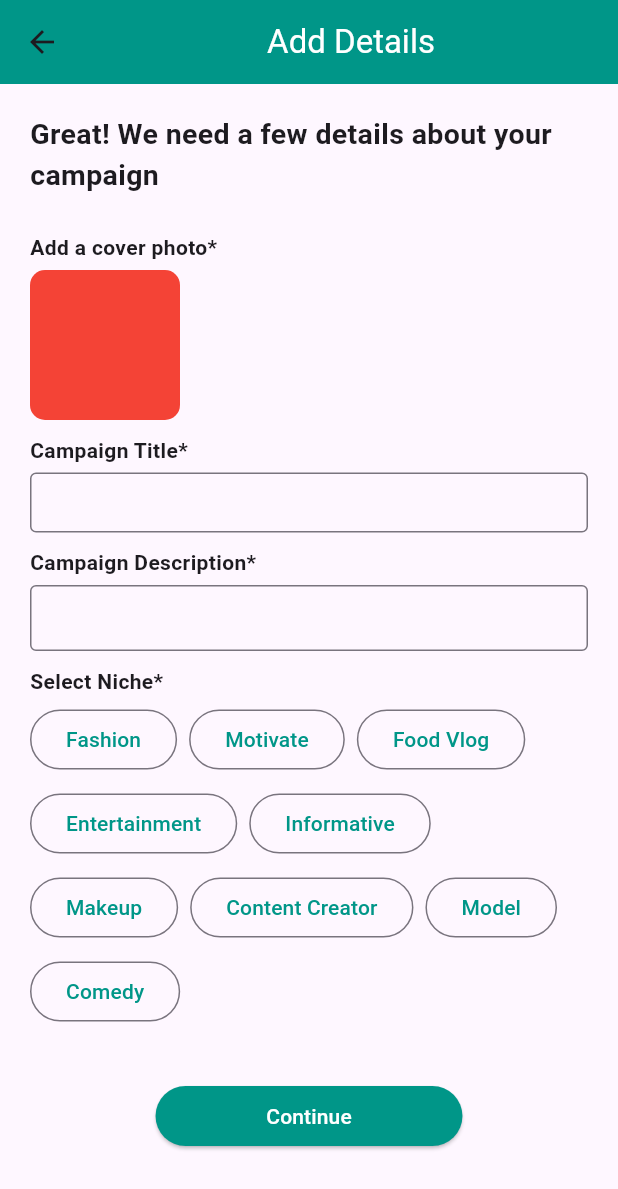
After one commit to KhusbuJays01/TrendMasterApp, a Flutter app: the AddDetailsPage screen opened directly, on a phone screen of 412 x 824 dp. The commit adds this screen. Shown: the top 1189 px of the screen. Run offline on Flutter 3.47's test engine with Material 3 defaults, Android fonts, the phone set to English and light mode, and no system bars; our stand-ins replace google_fonts.

Commit message:
add details, location, success page completed

```diff
--- a/lib/main.dart
+++ b/lib/main.dart
@@ -1,7 +1,10 @@
 import 'package:flutter/material.dart';
 import 'package:google_fonts/google_fonts.dart';
+import 'package:trendmaster/pages/add_details_page.dart';
 import 'package:trendmaster/pages/company_home_page.dart';
 import 'package:trendmaster/pages/backup_creators_pg.dart';
+import 'package:trendmaster/pages/company_location.dart';
+import 'package:trendmaster/pages/company_susccess_page.dart';
 import 'package:trendmaster/pages/creators_page.dart';
 import 'package:trendmaster/pages/influencer_home_page.dart';
 import 'package:trendmaster/pages/influencer_profile_page.dart';
@@ -30,7 +33,7 @@ class MyApp  extends StatelessWidget {
 
         //Route
         routes: {
-          "/": (context) => InfluencerProfile(),
+          "/": (context) => CompanySuccessPage(),
         }
     );
   }
--- /dev/null
+++ b/lib/pages/add_details_page.dart
@@ -0,0 +1,166 @@
+import 'package:flutter/material.dart';
+
+import 'login_page.dart';
+
+class AddDetailsPage extends StatefulWidget {
+  @override
+  _AddDetailsPageState createState() => _AddDetailsPageState();
+}
+
+class _AddDetailsPageState extends State<AddDetailsPage> {
+  List<String> selectedNiches = [];
+
+  List<Map<String, dynamic>> getNicheList() {
+    return [
+      {'niche': 'Fashion', 'color': Colors.teal},
+      {'niche': 'Motivate', 'color': Colors.teal},
+      {'niche': 'Food Vlog', 'color': Colors.teal},
+      {'niche': 'Entertainment', 'color': Colors.teal},
+      {'niche': 'Informative', 'color': Colors.teal},
+      {'niche': 'Makeup', 'color': Colors.teal},
+      {'niche': 'Content Creator', 'color': Colors.teal},
+      {'niche': 'Model', 'color': Colors.teal},
+      {'niche': 'Comedy', 'color': Colors.teal},
+    ];
+  }
+
+
+  @override
+  Widget build(BuildContext context) {
+
+    return Scaffold(
+      //app bar
+      appBar: AppBar(
+        title: Center(child: Text("Add Details")),
+      ),
+
+      body: SingleChildScrollView(
+        child: Padding(
+          padding: const EdgeInsets.all(20.0),
+          child: Column(
+            crossAxisAlignment: CrossAxisAlignment.start,
+            children: [
+
+              //Description Section
+              Text(
+                'Great! We need a few details about your campaign',
+                style: TextStyle(fontSize: 19, fontWeight: FontWeight.bold),
+              ),
+              SizedBox(height: 25),
+
+              //Cover Photo Section
+              Text(
+                'Add a cover photo*', style: TextStyle(fontWeight: FontWeight.bold),
+              ),
+              SizedBox(height: 5),
+
+              //Upload Photo Section
+              Container(
+                height: 100,
+                width: 100,
+                decoration: BoxDecoration(borderRadius: BorderRadius.circular(10),color: Colors.red),
+              ),
+              SizedBox(height: 10),
+
+              //Campaign Title Section
+              Text(
+                'Campaign Title*', style: TextStyle(fontWeight: FontWeight.bold),
+              ),
+              SizedBox(height: 5),
+
+              // Campaign Title Input Section
+              Container(
+                height: 40,
+                child: TextField(
+                  decoration: InputDecoration(
+                    border: OutlineInputBorder(
+                    ),
+                    contentPadding: EdgeInsets.only(top: 10, bottom: 10, left: 10),
+                    isDense: true,
+                  ),
+                ),
+              ),
+              SizedBox(height: 10),
+
+              //Campaign Description Section
+              Text(
+                'Campaign Description*', style: TextStyle(fontWeight: FontWeight.bold),
+              ),
+              SizedBox(height: 5),
+
+              // Campaign Description Input Section
+              Container(
+                child: TextField(
+                  decoration: InputDecoration(
+                    border: OutlineInputBorder(
+                      borderSide: BorderSide(color: Colors.teal, width: 2, ),
+                    ),
+                    contentPadding: EdgeInsets.only(top: 10, bottom: 10, left: 10),
+                    isDense: true,
+                  ),
+                ),
+              ),
+              SizedBox(height: 10),
+
+             // Select Niche Section
+              Text(
+                'Select Niche*', style: TextStyle(fontWeight: FontWeight.bold),
+              ),
+              SizedBox(height: 5),
+
+              Column(
+                crossAxisAlignment: CrossAxisAlignment.center,
+                mainAxisAlignment: MainAxisAlignment.center,
+
+                children: [
+                  Wrap(
+                    spacing: 8,
+                    runSpacing: 8,
+                    children: getNicheList().map((location) {
+                      return OutlinedButton(
+                        onPressed: () {
+                          setState(() {
+                            selectedNiches.contains(location['niche'])
+                                ? selectedNiches.remove(location['niche'])
+                                : selectedNiches.add(location['niche']);
+                          });
+                        },
+                        child: Text(
+                          location['niche'],
+                          style: TextStyle(
+                            color: selectedNiches.contains(location['niche']) ? Colors.white : location['color'],
+                          ),
+                        ),
+                        style: OutlinedButton.styleFrom(
+                          primary: selectedNiches.contains(location['niche']) ? location['color'] : null,
+                          backgroundColor: selectedNiches.contains(location['niche']) ? location['color'] : null,
+                        ),
+                      );
+                    }).toList(),
+                  ),
+                ],
+              ),
+
+              SizedBox(height: 35),
+              Center(
+                child: FractionallySizedBox(
+                  widthFactor: 0.55, // Adjust this value according to your requirement
+                  child: ElevatedButton(
+                    onPressed: () {
+                      Navigator.push(
+                        context,
+                        MaterialPageRoute(builder: (context) => LoginPage()),
+                      );
+                    },
+                    style: ElevatedButton.styleFrom(backgroundColor: Colors.teal, foregroundColor: Colors.white),
+                    child: Text("Continue"),
+                  ),
+                ),
+              ),
+            ],
+          ),
+        ),
+      ),
+    );
+  }
+}
```
Also changed, not shown: lib/pages/company_location.dart (added, +97 -0 lines), lib/pages/company_susccess_page.dart (added, +48 -0 lines), lib/pages/login_page.dart (+6 -2 lines).
